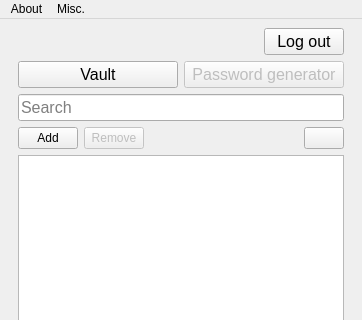
This is View/MainWindow.ui in cipher0ne/password-vault as Qt 5 draws it before an edit; both pictures show x 0 to 362 and y 0 to 320 of the 362 by 534 pixel window. The edited form follows.
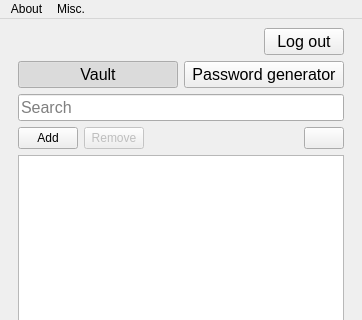
This is the edited form. Icons and pictures are not drawn.

Patch:
```diff
--- a/View/MainWindow.ui
+++ b/View/MainWindow.ui
@@ -79,6 +79,9 @@
          <layout class="QHBoxLayout" name="horizontalLayout">
           <item>
            <widget class="QPushButton" name="pushButton_7">
+            <property name="enabled">
+             <bool>true</bool>
+            </property>
             <property name="minimumSize">
              <size>
               <width>160</width>
@@ -93,12 +96,21 @@
             <property name="text">
              <string>Vault</string>
             </property>
+            <property name="checkable">
+             <bool>true</bool>
+            </property>
+            <property name="checked">
+             <bool>true</bool>
+            </property>
+            <attribute name="buttonGroup">
+             <string notr="true">buttonGroup</string>
+            </attribute>
            </widget>
           </item>
           <item>
            <widget class="QPushButton" name="pushButton_6">
             <property name="enabled">
-             <bool>false</bool>
+             <bool>true</bool>
             </property>
             <property name="minimumSize">
              <size>
@@ -114,6 +126,12 @@
             <property name="text">
              <string>Password generator</string>
             </property>
+            <property name="checkable">
+             <bool>true</bool>
+            </property>
+            <attribute name="buttonGroup">
+             <string notr="true">buttonGroup</string>
+            </attribute>
            </widget>
           </item>
          </layout>
```
Left out of the diff: 17 changed lines with no effect on the pictures.
